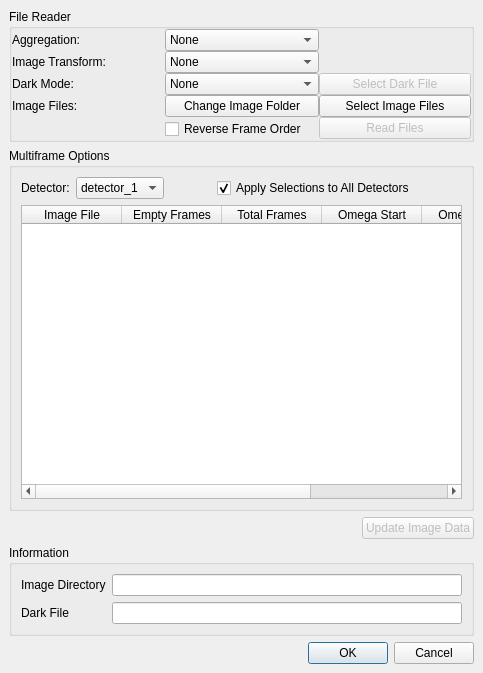
Qt form hexrd/ui/resources/ui/simple_image_series_dialog.ui (HEXRD/hexrdgui) before a commit.
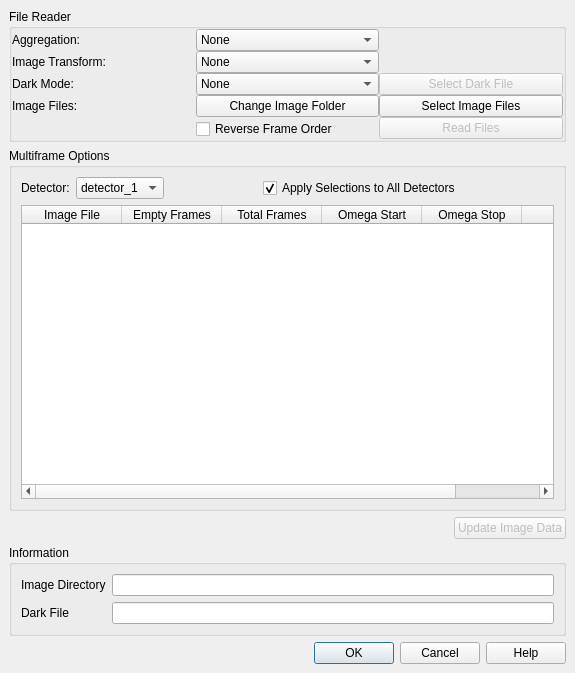
The same form after that commit.

Commit message:
Add a utility method for opening help URLs
This adds a utility method that takes a button box for the first
argument and a URL for the second argument.

This adds a connection so that if the "Help" button is pressed,
then the specified URL will be opened.

If the button box doesn't have a "Help" button, one will be added.

This also adds an example of it in action for the simple image series,
where we link the simple image series page on the docs.

```diff
--- a/hexrd/ui/resources/ui/simple_image_series_dialog.ui
+++ b/hexrd/ui/resources/ui/simple_image_series_dialog.ui
@@ -6,7 +6,7 @@
    <rect>
     <x>0</x>
     <y>0</y>
-    <width>483</width>
+    <width>575</width>
     <height>673</height>
    </rect>
   </property>
@@ -406,23 +406,10 @@
     </item>
     <item>
      <layout class="QHBoxLayout" name="cancel_layout">
-      <item>
-       <spacer name="horizontalSpacer">
-        <property name="orientation">
-         <enum>Qt::Horizontal</enum>
-        </property>
-        <property name="sizeHint" stdset="0">
-         <size>
-          <width>40</width>
-          <height>20</height>
-         </size>
-        </property>
-       </spacer>
-      </item>
       <item>
        <widget class="QDialogButtonBox" name="button_box">
         <property name="standardButtons">
-         <set>QDialogButtonBox::Cancel|QDialogButtonBox::Ok</set>
+         <set>QDialogButtonBox::Cancel|QDialogButtonBox::Help|QDialogButtonBox::Ok</set>
         </property>
         <property name="centerButtons">
          <bool>false</bool>
```
The commit also changes 2 other files.
